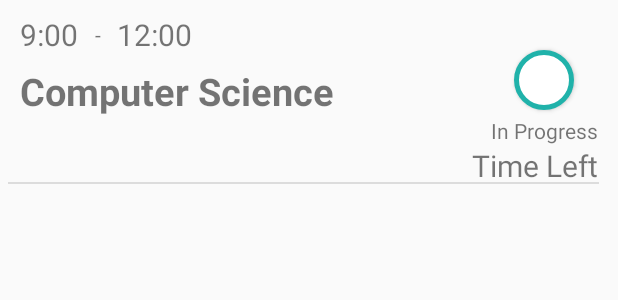
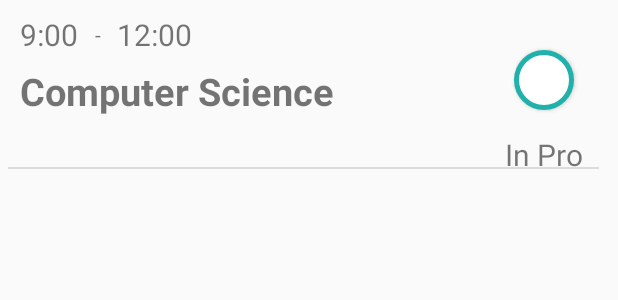
Before and after one commit to SeanShKim/HighSchoolScheduleManager, an Android app: the layout plan_item.xml on its own in the app's theme, with its tools: preview values and no code run, on a phone screen of 412 x 824 dp. Shown: the top 300 px of the screen. Run offline under Robolectric (Android 15) with nearby library versions, the phone set to English and light mode, and no system bars.

Commit message:
Update Project

```diff
--- a/app/src/main/java/com/seankim/hsschedulemanager/Plan.java
+++ b/app/src/main/java/com/seankim/hsschedulemanager/Plan.java
@@ -4,13 +4,18 @@ public class Plan {
     private String startTime;
     private String endTime;
     private String state;
+    private int id;
 
     public Plan(String subject, String startTime, String endTime, String state) {
         this.subject = subject;
         this.startTime = startTime;
         this.endTime = endTime;
         this.state = state;
+        this.id = (int) (Math.random()*129);
 
+    }
+    public int getId() {
+        return id;
     }
 
     public String getSubject() {
--- a/app/src/main/res/layout/plan_item.xml
+++ b/app/src/main/res/layout/plan_item.xml
@@ -1,5 +1,6 @@
 <?xml version="1.0" encoding="utf-8"?>
 <android.support.constraint.ConstraintLayout
+    android:id="@+id/constraintLayout"
     xmlns:android="http://schemas.android.com/apk/res/android"
     xmlns:app="http://schemas.android.com/apk/res-auto"
     xmlns:tools="http://schemas.android.com/tools"
@@ -71,29 +72,17 @@
 
     <TextView
         android:id="@+id/stateMessageTV"
-        android:layout_width="wrap_content"
-        android:layout_height="wrap_content"
+        android:layout_width="57dp"
+        android:layout_height="23dp"
         android:layout_marginStart="8dp"
-        android:layout_marginTop="4dp"
+        android:layout_marginTop="16dp"
         android:layout_marginEnd="8dp"
         android:text="In Progress"
+        android:textSize="20dp"
         app:layout_constraintEnd_toEndOf="parent"
-        app:layout_constraintHorizontal_bias="1.0"
+        app:layout_constraintHorizontal_bias="0.985"
         app:layout_constraintStart_toStartOf="parent"
         app:layout_constraintTop_toBottomOf="@+id/stateBtn" />
-
-    <TextView
-        android:id="@+id/timeLeftTV"
-        android:layout_width="wrap_content"
-        android:layout_height="26dp"
-        android:layout_marginStart="8dp"
-        android:layout_marginEnd="8dp"
-        android:text="Time Left"
-        android:textSize="20dp"
-        app:layout_constraintEnd_toEndOf="parent"
-        app:layout_constraintHorizontal_bias="1.0"
-        app:layout_constraintStart_toStartOf="parent"
-        app:layout_constraintTop_toBottomOf="@+id/stateMessageTV" />
 
     <View
         android:id="@+id/divider"
```
Also changed, not shown: app/src/main/java/com/seankim/hsschedulemanager/PlanAdapter.java (+14 -5 lines), app/src/main/java/com/seankim/hsschedulemanager/PlanEditActivity.java (+41 -1 lines), app/src/main/java/com/seankim/hsschedulemanager/ViewMyPlanActivity.java (+38 -5 lines).
